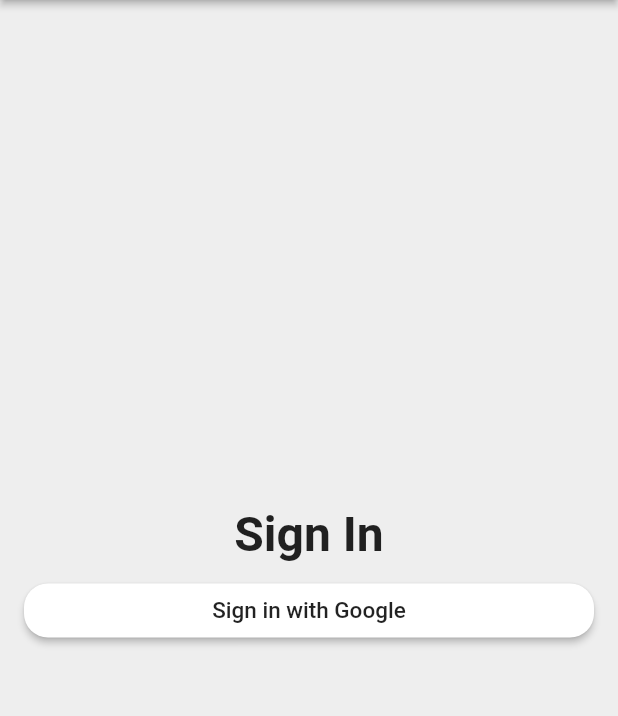
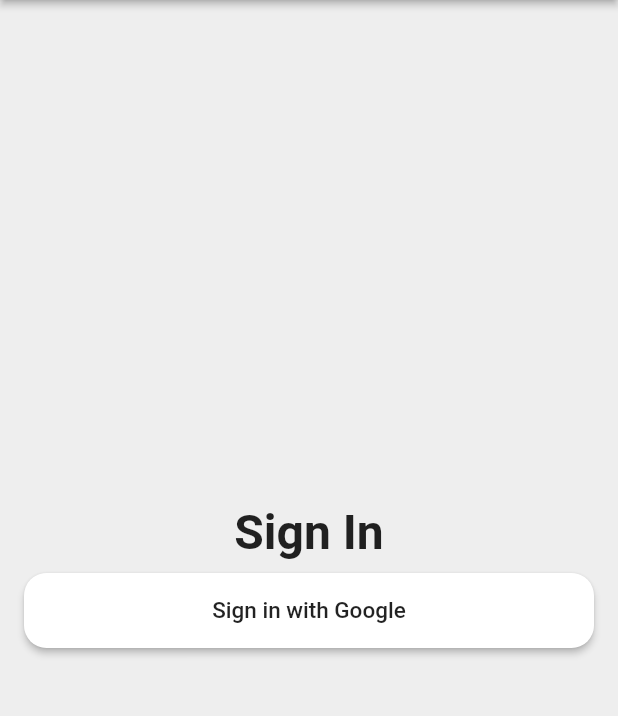
Before and after one commit to PatrickChow0803/Time-Tracker, a Flutter app: the screen it shows after launch, after a tap on "Sign in with Google", on a phone screen of 412 x 824 dp, the part 84-800 px from its top. Run offline on Flutter 3.47's test engine with Material 2 defaults, Android fonts, the phone set to English and light mode, and no system bars.

Commit message:
Added default values for the new SignInButton widget that extends from CustomRaisedButton

```diff
--- a/lib/app/sign_in/sign_in_button.dart
+++ b/lib/app/sign_in/sign_in_button.dart
@@ -14,5 +14,5 @@ class SignInButton extends CustomRaisedButton {
           ),
           onPressed: onPressed,
           color: color,
-            borderRadius: 15.0);
+        );
 }
--- a/lib/app/sign_in/sign_in_page.dart
+++ b/lib/app/sign_in/sign_in_page.dart
@@ -1,4 +1,5 @@
 import 'package:flutter/material.dart';
+import 'package:time_tracker_flutter_course/app/sign_in/sign_in_button.dart';
 import 'package:time_tracker_flutter_course/common_widgets/custom_raised_button.dart';
 
 class SignInPage extends StatelessWidget {
@@ -31,17 +32,23 @@ class SignInPage extends StatelessWidget {
             ),
           ),
           SizedBox(height: 8.0),
-          CustomRaisedButton(
-            child: Text(
-              'Sign in with Google',
-              style: TextStyle(
-                color: Colors.black87,
-                fontSize: 15.0,
-              ),
-            ),
+//          CustomRaisedButton(
+//            child: Text(
+//              'Sign in with Google',
+//              style: TextStyle(
+//                color: Colors.black87,
+//                fontSize: 15.0,
+//              ),
+//            ),
+//            color: Colors.white,
+//            onPressed: () {},
+//            borderRadius: 16.0,
+//          ),
+          SignInButton(
+            text: 'Sign in with Google',
+            textColor: Colors.black87,
             color: Colors.white,
             onPressed: () {},
-            borderRadius: 16.0,
           ),
         ],
       ),
--- a/lib/common_widgets/custom_raised_button.dart
+++ b/lib/common_widgets/custom_raised_button.dart
@@ -4,16 +4,20 @@ class CustomRaisedButton extends StatelessWidget {
   CustomRaisedButton({
     @required this.child,
     @required this.color,
-    @required this.borderRadius,
+    this.borderRadius: 15.0,
+    this.height: 50.0,
     @required this.onPressed,
   });
   final Widget child;
   final Color color;
   final double borderRadius;
+  final double height;
   final VoidCallback onPressed;
   @override
   Widget build(BuildContext context) {
-    return RaisedButton(
+    return SizedBox(
+      height: height,
+      child: RaisedButton(
         child: child,
         onPressed: onPressed,
         color: color,
@@ -22,6 +26,7 @@ class CustomRaisedButton extends StatelessWidget {
             Radius.circular(borderRadius),
           ),
         ),
+      ),
     );
   }
 }
```
Lines whose indentation alone changed are shown as unchanged.
